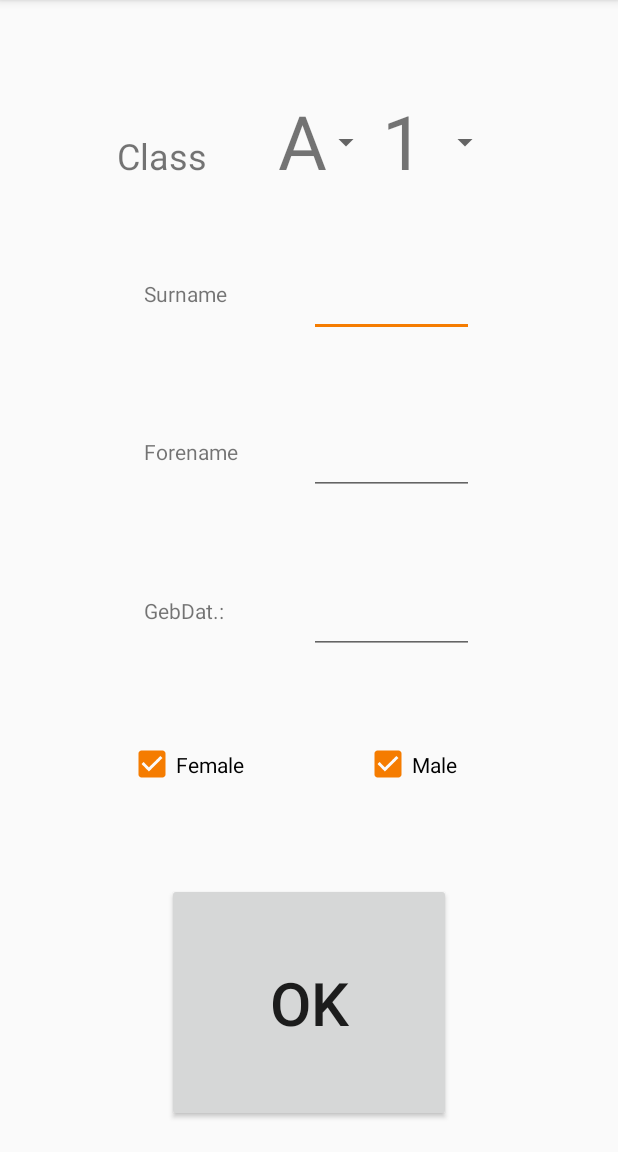
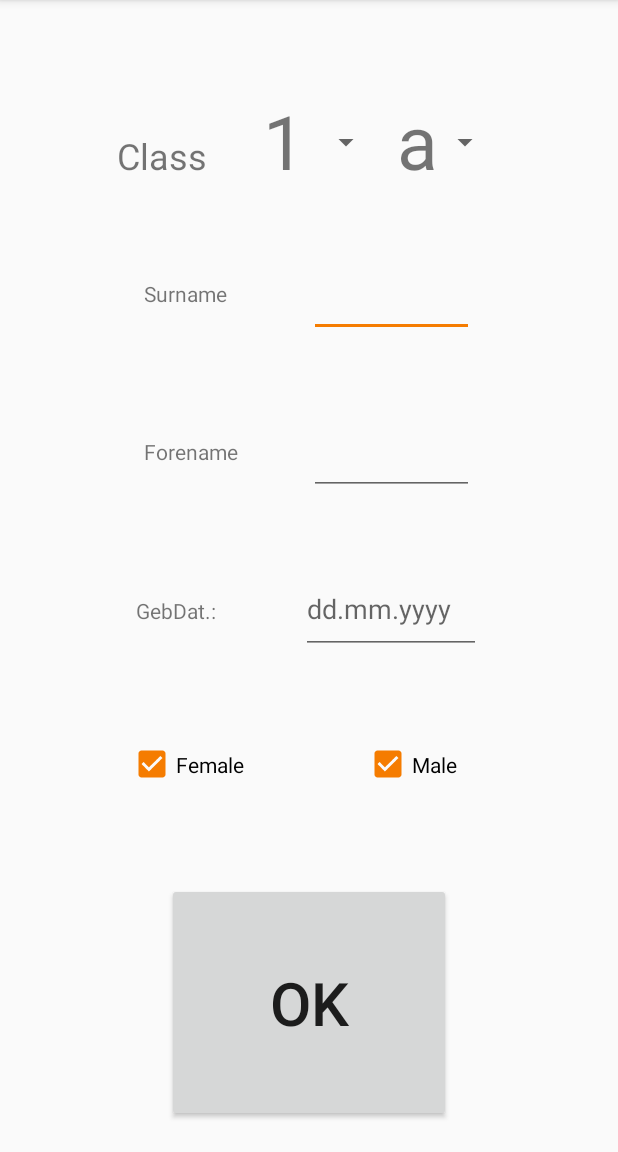
Before and after one commit to blumma/Trackster, an Android app: the StudentListActivity screen opened directly, with no data from a screen before it, after a tap on an icon or button, on a phone screen of 412 x 824 dp, the part 84-1236 px from its top. Run offline under Robolectric (Android 15) with nearby library versions, the phone set to English and light mode, and no system bars; network calls fail; 2 statements that could not run were skipped.

Commit message:
[SB] Feature add new student

```diff
--- a/app/src/main/java/at/sw2017/trackster/StudentActivity.java
+++ b/app/src/main/java/at/sw2017/trackster/StudentActivity.java
@@ -1,17 +1,14 @@
 package at.sw2017.trackster;
 
-import android.app.Activity;
 import android.content.Intent;
 import android.support.v7.app.AppCompatActivity;
 import android.os.Bundle;
 import android.view.View;
 import android.widget.ArrayAdapter;
+import android.widget.Button;
 import android.widget.CheckBox;
 import android.widget.EditText;
-import android.widget.ImageButton;
 import android.widget.Spinner;
-
-import com.google.gson.Gson;
 
 import at.sw2017.trackster.models.Student;
 
@@ -19,7 +16,7 @@ public class StudentActivity extends AppCompatActivity {
 
     private String[] arrayAcademicYears;
     private String[] arraySubClass;
-    private int numberStudents = 0;
+
 
     @Override
     protected void onCreate(Bundle savedInstanceState) {
@@ -28,67 +25,67 @@ public class StudentActivity extends AppCompatActivity {
         this.initGUI();
     }
 
+    private Student getStudentFromView(){
+        Student student_to_add = new Student();
+        student_to_add.setGeburtsdatum(((EditText)(findViewById(R.id.gebDateText))).getText().toString());
+
+        if(((CheckBox)(findViewById(R.id.checkBox))).isChecked())
+            student_to_add.setGeschlecht("M");
+
+        else if(((CheckBox)(findViewById(R.id.checkBox2))).isChecked())
+            student_to_add.setGeschlecht("F");
+
+        else student_to_add.setGeschlecht("X");
+
+        Spinner yearSpinner=(Spinner) findViewById(R.id.spinnerClass);
+        String year = yearSpinner.getSelectedItem().toString();
+
+        Spinner subClassSpinner=(Spinner) findViewById(R.id.spinnerGrade);
+        String subClass = subClassSpinner.getSelectedItem().toString();
+
+        student_to_add.setKlasse(year+subClass);
+
+        student_to_add.setVorname(((EditText)(findViewById(R.id.editForename))).getText().toString());
+        student_to_add.setNachname(((EditText)(findViewById(R.id.editSurename))).getText().toString());
+
+        return  student_to_add;
+    }
+
     private void initGUI(){
-
-        Intent myIntent = getIntent();
-        numberStudents = Integer.parseInt(myIntent.getStringExtra("numberStudents"));
 
         arrayAcademicYears = new String[] {
                 "1", "2", "3", "4", "5", "6", "7", "8"
         };
 
         arraySubClass = new String[] {
-                "A", "B", "C", "D", "E", "F", "G"
+                "a", "b", "c", "d", "e", "f", "g"
         };
 
-        Spinner spinnerYear = (Spinner) findViewById(R.id.spinner3);
+        Spinner spinnerYear = (Spinner) findViewById(R.id.spinnerClass);
         ArrayAdapter<String> adapterYear = new ArrayAdapter<String>(this,
                 R.layout.spinner_layout, arraySubClass);
         adapterYear.setDropDownViewResource(R.layout.spinner_layout);
         spinnerYear.setAdapter(adapterYear);
 
 
-        Spinner spinnerSubClasses = (Spinner) findViewById(R.id.spinner4);
+        Spinner spinnerSubClasses = (Spinner) findViewById(R.id.spinnerGrade);
         ArrayAdapter<String> adapterSubClasses = new ArrayAdapter<String>(this,
                 R.layout.spinner_layout, arrayAcademicYears);
         adapterYear.setDropDownViewResource(R.layout.spinner_layout);
         spinnerSubClasses.setAdapter(adapterSubClasses);
 
-        final ImageButton buttonAddStudent = (ImageButton) findViewById(R.id.button_add_student);
+        Intent myIntent = getIntent();
+        String class_string = myIntent.getStringExtra("classString");
+        if(class_string.length() == 2) {
+            spinnerSubClasses.setSelection(class_string.charAt(0)-49);
+            spinnerYear.setSelection(class_string.charAt(1) - 97);
+        }
+        Button buttonAddStudent = (Button) findViewById(R.id.button_ok);
         buttonAddStudent.setOnClickListener(new View.OnClickListener() {
+            @Override
             public void onClick(View v) {
-
-                Student student_to_add = new Student();
-                student_to_add.setId(numberStudents + 1);
-                student_to_add.setGeburtsdatum(((EditText)(findViewById(R.id.gebDateText))).getText().toString());
-
-                if(((CheckBox)(findViewById(R.id.checkBox))).isChecked())
-                    student_to_add.setGeschlecht("M");
-
-                else if(((CheckBox)(findViewById(R.id.checkBox2))).isChecked())
-                    student_to_add.setGeschlecht("F");
-
-                else student_to_add.setGeschlecht("X");
-
-                Spinner yearSpinner=(Spinner) findViewById(R.id.spinner3);
-                String year = yearSpinner.getSelectedItem().toString();
-
-                Spinner subClassSpinner=(Spinner) findViewById(R.id.spinner4);
-                String subClass = subClassSpinner.getSelectedItem().toString();
-
-                student_to_add.setKlasse(year+subClass);
-
-                student_to_add.setVorname(((EditText)(findViewById(R.id.textView4))).getText().toString());
-                student_to_add.setNachname(((EditText)(findViewById(R.id.textView3))).getText().toString());
-
-                /*String student_json = new Gson().toJson(student_to_add);
-                Intent resultData = new Intent();
-                resultData.putExtra("returnStudent", student_json);
-                setResult(Activity.RESULT_OK, resultData);*/
-
+                Student student_to_add = getStudentFromView();
                 //TODO: Insert student to database
-
-
                 finish();
 
             }
--- a/app/src/main/java/at/sw2017/trackster/StudentListActivity.java
+++ b/app/src/main/java/at/sw2017/trackster/StudentListActivity.java
@@ -47,7 +47,8 @@ public class StudentListActivity extends AppCompatActivity {
         buttonAddStudent.setOnClickListener(new View.OnClickListener() {
             public void onClick(View v) {
                 Intent k = new Intent(StudentListActivity.this, StudentActivity.class);
-                k.putExtra("numberStudents", number_of_students+"");
+                final Spinner dropdown = (Spinner)findViewById(R.id.dpClass);
+                k.putExtra("classString", dropdown.getSelectedItem().toString());
                 startActivity(k);
             }
         });
@@ -143,6 +144,7 @@ public class StudentListActivity extends AppCompatActivity {
         String[] items = strClasses;
         ArrayAdapter<String> adapter = new ArrayAdapter<String>(this, android.R.layout.simple_spinner_dropdown_item, items);
         dropdown.setAdapter(adapter);
+        dropdown.setSelection(1);
 
         dropdown.setOnItemSelectedListener(new AdapterView.OnItemSelectedListener() {
             @Override
--- a/app/src/main/res/layout/activity_student.xml
+++ b/app/src/main/res/layout/activity_student.xml
@@ -26,18 +26,15 @@
             android:textSize="24dp" />
 
         <Spinner
-            android:id="@+id/spinner3"
+            android:id="@+id/spinnerGrade"
+            android:layout_width="79dp"
+            android:layout_height="69dp"/>
+
+        <Spinner
+            android:id="@+id/spinnerClass"
             android:layout_width="79dp"
             android:layout_height="69dp"
-
-            android:padding="10dp"
-
-            />
-
-        <Spinner
-            android:id="@+id/spinner4"
-            android:layout_width="79dp"
-            android:layout_height="69dp" />
+            android:padding="10dp" />
 
     </LinearLayout>
 
@@ -57,7 +54,7 @@
             android:text="Surname" />
 
         <EditText
-            android:id="@+id/textView3"
+            android:id="@+id/editSurename"
             android:layout_width="110dp"
             android:layout_height="59dp" />
 
@@ -80,7 +77,7 @@
 
 
         <EditText
-            android:id="@+id/textView4"
+            android:id="@+id/editForename"
             android:layout_width="110dp"
             android:layout_height="59dp" />
 
@@ -107,7 +104,8 @@
 
         <EditText
             android:id="@+id/gebDateText"
-            android:layout_width="110dp"
+            android:layout_width="120dp"
+            android:hint="dd.mm.yyyy"
             android:layout_height="59dp" />
 
 
@@ -140,7 +138,7 @@
 
 
     <Button
-        android:id="@+id/button"
+        android:id="@+id/button_ok"
         android:layout_width="189dp"
         android:layout_height="0dp"
         android:layout_weight="0.3"
--- a/app/src/main/res/layout/activity_student_list.xml
+++ b/app/src/main/res/layout/activity_student_list.xml
@@ -71,8 +71,10 @@
             android:id="@+id/button_add_student"
             android:layout_width="0dp"
             android:layout_height="wrap_content"
-            android:layout_weight=".20"
+            android:layout_weight=".10"
             android:background="@color/colorBackgroundLight"
+            android:scaleType="fitCenter"
+            android:adjustViewBounds="true"
             android:src="@drawable/ic_person_add_black_24dp" />
 
     </LinearLayout>
```
Also changed, not shown: app/src/main/res/drawable/ic_person_add_black_24dp.png, 1 other file.
